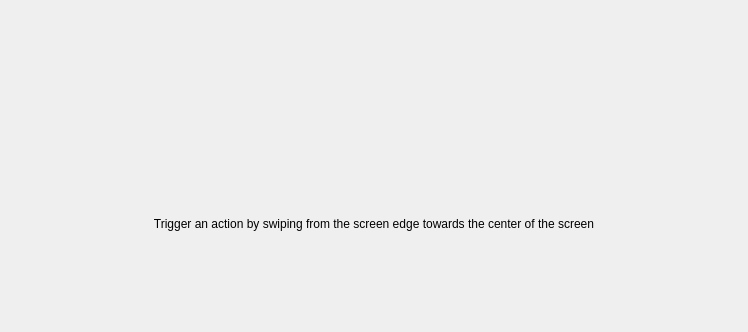
Before: the Qt Designer form kcmkwin/kwinscreenedges/touch.ui in lfdevs/kwin, drawn with Qt 5.
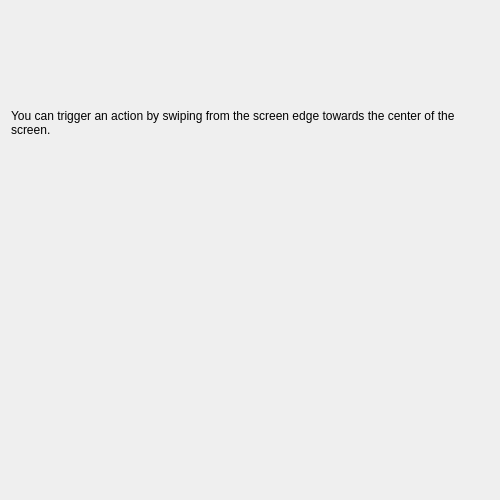
After: the same form once the commit is applied. Custom widgets are drawn as their Qt base class.

Patch:
```diff
--- a/kcmkwin/kwinscreenedges/touch.ui
+++ b/kcmkwin/kwinscreenedges/touch.ui
@@ -6,19 +6,39 @@
    <rect>
     <x>0</x>
     <y>0</y>
-    <width>748</width>
-    <height>332</height>
+    <width>500</width>
+    <height>500</height>
    </rect>
   </property>
   <layout class="QVBoxLayout" name="verticalLayout">
+   <item>
+    <widget class="QLabel" name="label_1">
+     <property name="text">
+      <string>You can trigger an action by swiping from the screen edge towards the center of the screen.</string>
+     </property>
+     <property name="wordWrap">
+      <bool>true</bool>
+     </property>
+    </widget>
+   </item>
+   <item>
+    <spacer name="verticalSpacer_1">
+     <property name="orientation">
+      <enum>Qt::Vertical</enum>
+     </property>
+     <property name="sizeType">
+      <enum>QSizePolicy::Minimum</enum>
+     </property>
+     <property name="sizeHint" stdset="0">
+      <size>
+       <width>20</width>
+       <height>20</height>
+      </size>
+     </property>
+    </spacer>
+   </item>
    <item>
     <widget class="KWin::Monitor" name="monitor" native="true">
-     <property name="sizePolicy">
-      <sizepolicy hsizetype="MinimumExpanding" vsizetype="MinimumExpanding">
-       <horstretch>0</horstretch>
-       <verstretch>0</verstretch>
-      </sizepolicy>
-     </property>
      <property name="minimumSize">
       <size>
        <width>200</width>
@@ -31,29 +51,10 @@
     </widget>
    </item>
    <item>
-    <widget class="QLabel" name="label_7">
-     <property name="text">
-      <string>Trigger an action by swiping from the screen edge towards the center of the screen</string>
-     </property>
-     <property name="alignment">
-      <set>Qt::AlignCenter</set>
-     </property>
-     <property name="wordWrap">
-      <bool>true</bool>
-     </property>
-    </widget>
-   </item>
-   <item>
-    <spacer name="verticalSpacer">
+    <spacer name="verticalSpacer_2">
      <property name="orientation">
       <enum>Qt::Vertical</enum>
      </property>
-     <property name="sizeHint" stdset="0">
-      <size>
-       <width>20</width>
-       <height>0</height>
-      </size>
-     </property>
     </spacer>
    </item>
   </layout>
```
